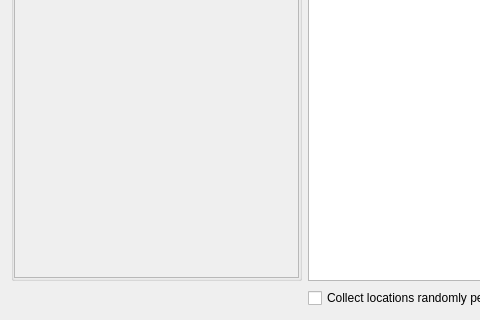
Above: randovania/gui/ui_files/debug_connector_window.ui from randovania/randovania before the change; both pictures show x 0 to 480 and y 110 to 430 of the 697 by 430 pixel window. Below: the same form after it.
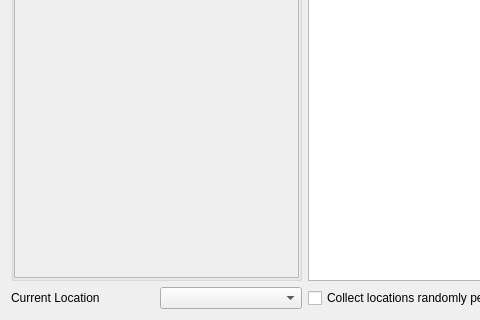
That is the form after the change.

Commit message: DebugConnector: allow selecting current region

The edit to the form file:
```diff
--- a/randovania/gui/ui_files/debug_connector_window.ui
+++ b/randovania/gui/ui_files/debug_connector_window.ui
@@ -107,6 +107,16 @@
       </property>
      </widget>
     </item>
+    <item row="4" column="1">
+     <widget class="QComboBox" name="current_region_combo"/>
+    </item>
+    <item row="4" column="0">
+     <widget class="QLabel" name="current_location_label">
+      <property name="text">
+       <string>Current Location</string>
+      </property>
+     </widget>
+    </item>
    </layout>
   </widget>
   <widget class="QMenuBar" name="menuBar">
```
Left out of the diff: 2 changed lines with no effect on the pictures. The commit also changes 1 other file.
